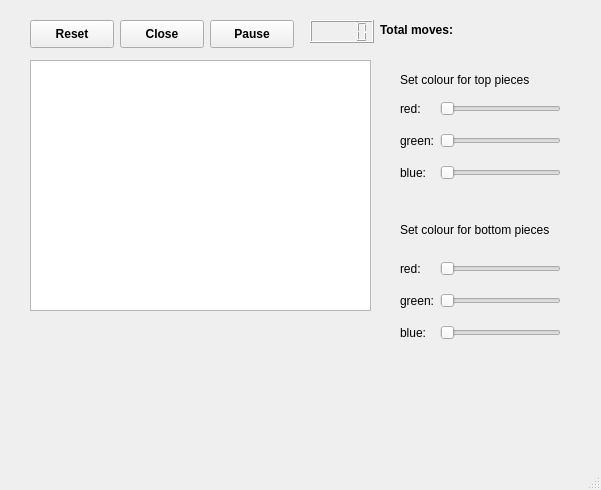
First picture: the form in student/12/path_gui/mainwindow.ui, repository ikarrila/COMP.CS.110_2023, before the edit.
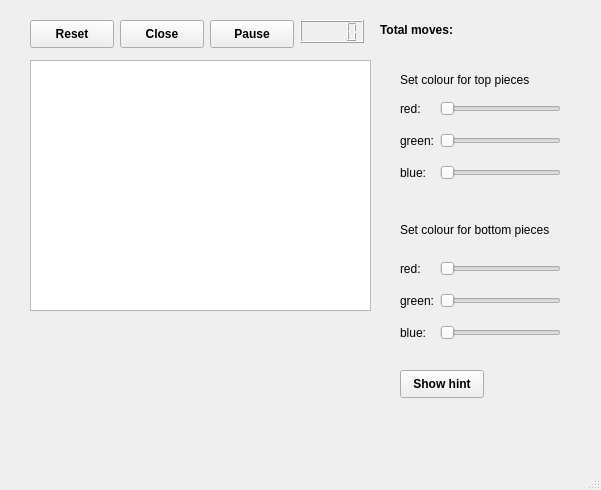
Second picture: the form after the edit.

Commit message: Animation feature to show the flawless solution created

```diff
--- a/student/12/path_gui/mainwindow.ui
+++ b/student/12/path_gui/mainwindow.ui
@@ -73,7 +73,7 @@
    <widget class="QLCDNumber" name="lcdNumberSeconds">
     <property name="geometry">
      <rect>
-      <x>310</x>
+      <x>300</x>
       <y>20</y>
       <width>64</width>
       <height>23</height>
@@ -317,6 +317,19 @@
      <string/>
     </property>
    </widget>
+   <widget class="QPushButton" name="hintButton">
+    <property name="geometry">
+     <rect>
+      <x>400</x>
+      <y>370</y>
+      <width>84</width>
+      <height>28</height>
+     </rect>
+    </property>
+    <property name="text">
+     <string>Show hint</string>
+    </property>
+   </widget>
   </widget>
   <widget class="QMenuBar" name="menubar">
    <property name="geometry">
```
The commit also changes 3 other files.
